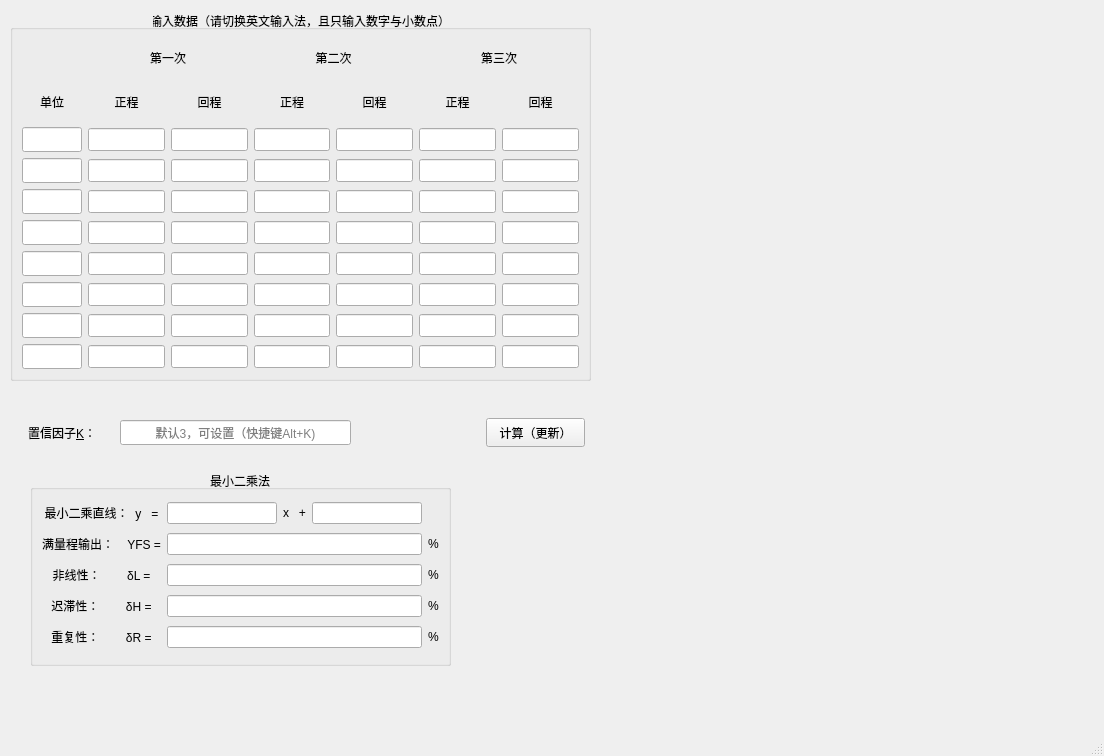
This is mainwindow.ui in Sdyeepi/SensorStaticCalibration as Qt 5 draws it before an edit. The edited form follows.
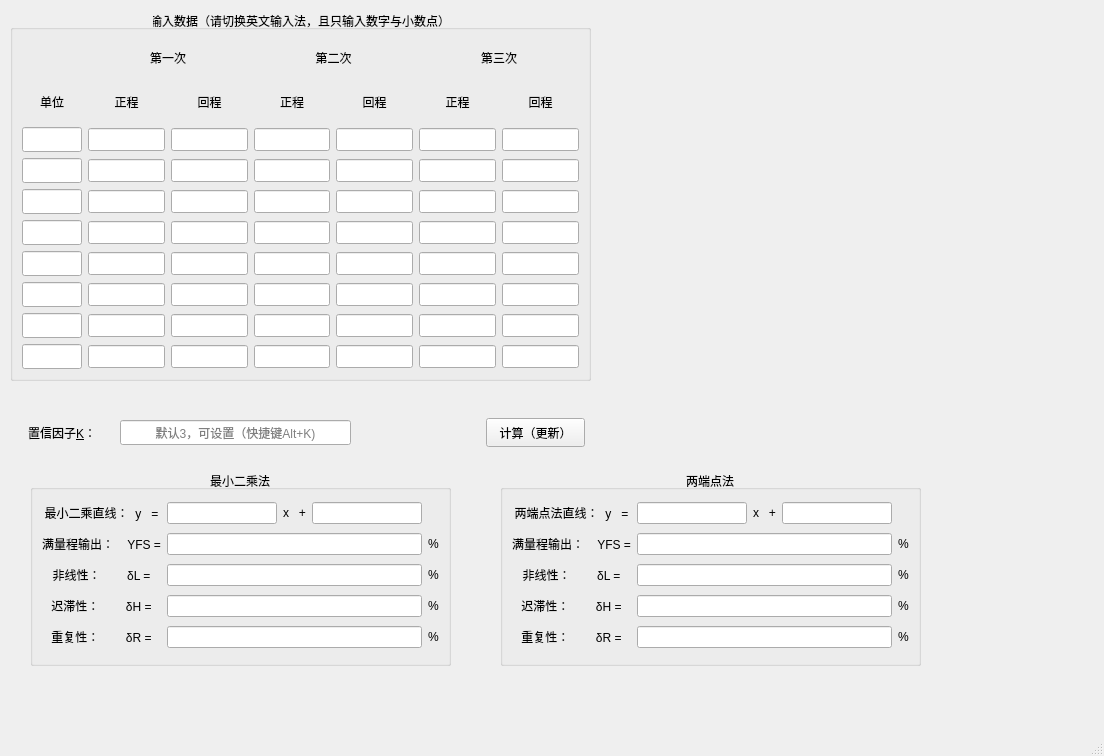
This is the edited form.

Commit message: 1.调整Data构造函数，使成对输入。2.在mainwindow添加了bs存储拟合直线变量。3.完善DataVec类的Lsm最小二乘方法函数，并成功将正确结果返回给bs并输出

Diff of the .ui file:
```diff
--- a/mainwindow.ui
+++ b/mainwindow.ui
@@ -1125,6 +1125,184 @@
      <string>默认3，可设置（快捷键Alt+K)</string>
     </property>
    </widget>
+   <widget class="QGroupBox" name="gBoxBiPoint">
+    <property name="geometry">
+     <rect>
+      <x>500</x>
+      <y>470</y>
+      <width>421</width>
+      <height>196</height>
+     </rect>
+    </property>
+    <property name="title">
+     <string>两端点法</string>
+    </property>
+    <property name="alignment">
+     <set>Qt::AlignCenter</set>
+    </property>
+    <layout class="QGridLayout" name="gridLayout_3">
+     <item row="0" column="2">
+      <widget class="QLineEdit" name="lineEditBiPB1">
+       <property name="alignment">
+        <set>Qt::AlignCenter</set>
+       </property>
+       <property name="readOnly">
+        <bool>true</bool>
+       </property>
+      </widget>
+     </item>
+     <item row="0" column="3">
+      <widget class="QLabel" name="LBleBiPX">
+       <property name="text">
+        <string>x   +</string>
+       </property>
+       <property name="alignment">
+        <set>Qt::AlignCenter</set>
+       </property>
+      </widget>
+     </item>
+     <item row="0" column="4">
+      <widget class="QLineEdit" name="lineEditBiPB0">
+       <property name="alignment">
+        <set>Qt::AlignCenter</set>
+       </property>
+       <property name="readOnly">
+        <bool>true</bool>
+       </property>
+      </widget>
+     </item>
+     <item row="1" column="0" colspan="2">
+      <widget class="QLabel" name="LBleBiPFullScale">
+       <property name="text">
+        <string>满量程输出：    YFS =</string>
+       </property>
+       <property name="alignment">
+        <set>Qt::AlignCenter</set>
+       </property>
+      </widget>
+     </item>
+     <item row="1" column="2" colspan="3">
+      <widget class="QLineEdit" name="lineEditBiPFS">
+       <property name="alignment">
+        <set>Qt::AlignCenter</set>
+       </property>
+       <property name="readOnly">
+        <bool>true</bool>
+       </property>
+      </widget>
+     </item>
+     <item row="1" column="5">
+      <widget class="QLabel" name="label_7">
+       <property name="text">
+        <string>%</string>
+       </property>
+       <property name="alignment">
+        <set>Qt::AlignCenter</set>
+       </property>
+      </widget>
+     </item>
+     <item row="2" column="0" colspan="2">
+      <widget class="QLabel" name="LBleBiPLinearity">
+       <property name="text">
+        <string>非线性：        δL =</string>
+       </property>
+       <property name="alignment">
+        <set>Qt::AlignCenter</set>
+       </property>
+      </widget>
+     </item>
+     <item row="2" column="2" colspan="3">
+      <widget class="QLineEdit" name="lineEditBiPLine">
+       <property name="alignment">
+        <set>Qt::AlignCenter</set>
+       </property>
+       <property name="readOnly">
+        <bool>true</bool>
+       </property>
+      </widget>
+     </item>
+     <item row="2" column="5">
+      <widget class="QLabel" name="label_8">
+       <property name="text">
+        <string>%</string>
+       </property>
+       <property name="alignment">
+        <set>Qt::AlignCenter</set>
+       </property>
+      </widget>
+     </item>
+     <item row="3" column="0" colspan="2">
+      <widget class="QLabel" name="LBleBiPHysteria">
+       <property name="text">
+        <string>迟滞性：        δH =</string>
+       </property>
+       <property name="alignment">
+        <set>Qt::AlignCenter</set>
+       </property>
+      </widget>
+     </item>
+     <item row="3" column="2" colspan="3">
+      <widget class="QLineEdit" name="lineEditBiPHysteria">
+       <property name="alignment">
+        <set>Qt::AlignCenter</set>
+       </property>
+       <property name="readOnly">
+        <bool>true</bool>
+       </property>
+      </widget>
+     </item>
+     <item row="3" column="5">
+      <widget class="QLabel" name="label_9">
+       <property name="text">
+        <string>%</string>
+       </property>
+       <property name="alignment">
+        <set>Qt::AlignCenter</set>
+       </property>
+      </widget>
+     </item>
+     <item row="4" column="0" colspan="2">
+      <widget class="QLabel" name="LBleLsmRepeat_2">
+       <property name="text">
+        <string>重复性：        δR =</string>
+       </property>
+       <property name="alignment">
+        <set>Qt::AlignCenter</set>
+       </property>
+      </widget>
+     </item>
+     <item row="4" column="2" colspan="3">
+      <widget class="QLineEdit" name="lineEditBiPRepeat">
+       <property name="alignment">
+        <set>Qt::AlignCenter</set>
+       </property>
+       <property name="readOnly">
+        <bool>true</bool>
+       </property>
+      </widget>
+     </item>
+     <item row="4" column="5">
+      <widget class="QLabel" name="label_10">
+       <property name="text">
+        <string>%</string>
+       </property>
+       <property name="alignment">
+        <set>Qt::AlignCenter</set>
+       </property>
+      </widget>
+     </item>
+     <item row="0" column="0" colspan="2">
+      <widget class="QLabel" name="LBleBiPY">
+       <property name="text">
+        <string>两端点法直线：  y   =</string>
+       </property>
+       <property name="alignment">
+        <set>Qt::AlignCenter</set>
+       </property>
+      </widget>
+     </item>
+    </layout>
+   </widget>
   </widget>
   <widget class="QMenuBar" name="menubar">
    <property name="geometry">
```
Left out of the diff: 6 changed lines with no effect on the pictures. The commit also changes 4 other files.
